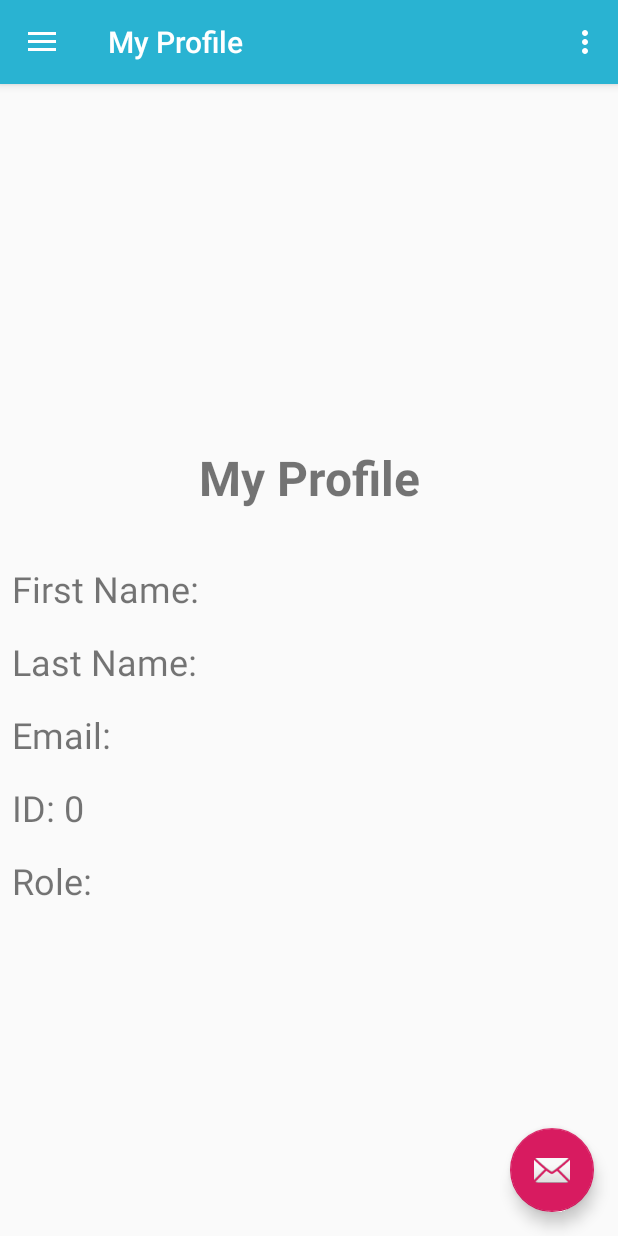
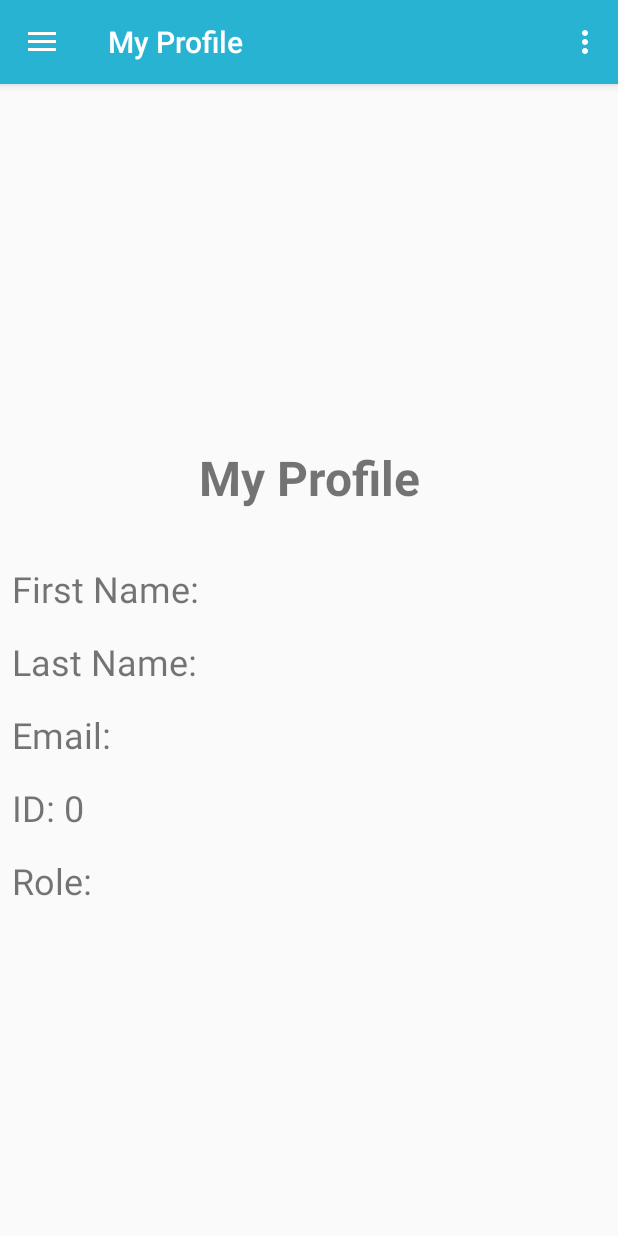
Before and after one commit to saarthak08/FormSubmissionPortal-AndroidClient, an Android app: the MainActivity screen opened directly, with no data from a screen before it, in the side drawer, after a tap on "My Profile", on a phone screen of 412 x 824 dp. Run offline under Robolectric (Android 15) with nearby library versions, the phone set to English and light mode, and no system bars; our stand-ins replace Dagger/Hilt's generated code, data binding, navigation-ui; network calls fail; Roboto replaces fonts that are not available here; 8 statements that could not run were skipped.

```diff
--- a/app/src/main/java/com/sg/formsubmissionportal_androidclient/ui/LoginActivity.java
+++ b/app/src/main/java/com/sg/formsubmissionportal_androidclient/ui/LoginActivity.java
@@ -115,6 +115,7 @@ public class LoginActivity extends AppCompatActivity {
                         }
                         else{
                             progressBar.setIndeterminate(false);
+                            Log.d("LOGIN_ERROR",response.message());
                             progressBar.setVisibility(View.INVISIBLE);
                             Toast.makeText(LoginActivity.this,"Login failed! Please try again.",Toast.LENGTH_SHORT).show();
                         }
@@ -124,6 +125,7 @@ public class LoginActivity extends AppCompatActivity {
                     public void onFailure(Call<JsonObject> call, Throwable t) {
                         progressBar.setIndeterminate(false);
                         progressBar.setVisibility(View.INVISIBLE);
+
                         Toast.makeText(LoginActivity.this,"Login failed! Please try again.",Toast.LENGTH_SHORT).show();
                         Log.d("Request",t.toString());
                     }
--- a/app/src/main/java/com/sg/formsubmissionportal_androidclient/ui/MainActivity/MainActivity.java
+++ b/app/src/main/java/com/sg/formsubmissionportal_androidclient/ui/MainActivity/MainActivity.java
@@ -79,18 +79,6 @@ public class MainActivity extends AppCompatActivity {
         token=pref.getString("token","");
         buildDaggerOtherComponent();
         editor=pref.edit();
-        FloatingActionButton fab = findViewById(R.id.fab);
-        fab.setOnClickListener(new View.OnClickListener() {
-            @Override
-            public void onClick(View view) {
-                Snackbar.make(view, "Replace with your own action", Snackbar.LENGTH_LONG)
-                        .setAction("Action", null).show();
-            }
-        });
-        if(role.equals("STUDENT")){
-           fab.setVisibility(View.GONE);
-        }
-
         drawerLayout = findViewById(R.id.drawer_layout);
         navigationView = findViewById(R.id.nav_view);
         mAppBarConfiguration = new AppBarConfiguration.Builder(R.id.nav_myprofile,R.id.nav_allforms,R.id.nav_myforms)
--- a/app/src/main/res/layout/app_bar_main.xml
+++ b/app/src/main/res/layout/app_bar_main.xml
@@ -30,13 +30,6 @@
         android:visibility="gone"
         android:layout_gravity="center" />
 
-    <com.google.android.material.floatingactionbutton.FloatingActionButton
-        android:id="@+id/fab"
-        android:layout_width="wrap_content"
-        android:layout_height="wrap_content"
-        android:layout_gravity="bottom|end"
-        android:layout_margin="@dimen/fab_margin"
-        android:background="@color/design_default_color_primary_dark"
-        app:srcCompat="@android:drawable/ic_dialog_email" />
+
 
 </androidx.coordinatorlayout.widget.CoordinatorLayout>
--- a/build.gradle
+++ b/build.gradle
@@ -7,7 +7,7 @@ buildscript {
 
     }
     dependencies {
-        classpath 'com.android.tools.build:gradle:3.5.2'
+        classpath 'com.android.tools.build:gradle:3.5.3'
 
         // NOTE: Do not place your application dependencies here; they belong
         // in the individual module build.gradle files
```
Also changed, not shown: 1 other file.
